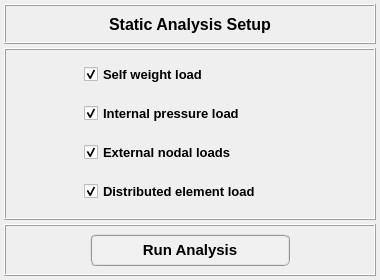
Before: the Qt Designer form data/user_input/ui/analysis_/structural_/static_analysis_inputs.ui in open-pulse/OpenPulse, drawn with Qt 5.
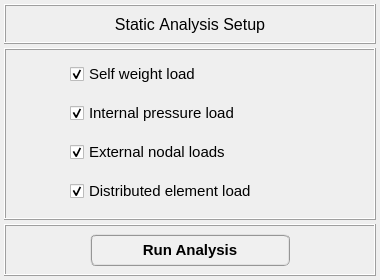
After: the same form once the commit is applied. Icons and pictures are not drawn.

The edit to the form file:
```diff
--- a/data/user_input/ui/analysis_/structural_/static_analysis_inputs.ui
+++ b/data/user_input/ui/analysis_/structural_/static_analysis_inputs.ui
@@ -122,9 +122,10 @@
          <font>
           <family>MS Shell Dlg 2</family>
           <pointsize>12</pointsize>
-          <weight>75</weight>
+          <weight>50</weight>
           <italic>false</italic>
-          <bold>true</bold>
+          <bold>false</bold>
+          <kerning>false</kerning>
          </font>
         </property>
         <property name="text">
@@ -291,21 +292,22 @@
           <widget class="QCheckBox" name="checkBox_self_weight_load">
            <property name="minimumSize">
             <size>
-             <width>212</width>
+             <width>200</width>
              <height>26</height>
             </size>
            </property>
            <property name="maximumSize">
             <size>
-             <width>212</width>
+             <width>240</width>
              <height>26</height>
             </size>
            </property>
            <property name="font">
             <font>
-             <pointsize>10</pointsize>
-             <weight>75</weight>
-             <bold>true</bold>
+             <pointsize>11</pointsize>
+             <weight>50</weight>
+             <bold>false</bold>
+             <kerning>false</kerning>
             </font>
            </property>
            <property name="text">
@@ -359,21 +361,22 @@
           <widget class="QCheckBox" name="checkBox_external_nodal_loads">
            <property name="minimumSize">
             <size>
-             <width>212</width>
+             <width>200</width>
              <height>26</height>
             </size>
            </property>
            <property name="maximumSize">
             <size>
-             <width>212</width>
+             <width>240</width>
              <height>26</height>
             </size>
            </property>
            <property name="font">
             <font>
-             <pointsize>10</pointsize>
-             <weight>75</weight>
-             <bold>true</bold>
+             <pointsize>11</pointsize>
+             <weight>50</weight>
+             <bold>false</bold>
+             <kerning>false</kerning>
             </font>
            </property>
            <property name="text">
@@ -427,21 +430,22 @@
           <widget class="QCheckBox" name="checkBox_internal_pressure_load">
            <property name="minimumSize">
             <size>
-             <width>212</width>
+             <width>200</width>
              <height>26</height>
             </size>
            </property>
            <property name="maximumSize">
             <size>
-             <width>212</width>
+             <width>240</width>
              <height>26</height>
             </size>
            </property>
            <property name="font">
             <font>
-             <pointsize>10</pointsize>
-             <weight>75</weight>
-             <bold>true</bold>
+             <pointsize>11</pointsize>
+             <weight>50</weight>
+             <bold>false</bold>
+             <kerning>false</kerning>
             </font>
            </property>
            <property name="text">
@@ -495,21 +499,22 @@
           <widget class="QCheckBox" name="checkBox_distributed_element">
            <property name="minimumSize">
             <size>
-             <width>212</width>
+             <width>200</width>
              <height>26</height>
             </size>
            </property>
            <property name="maximumSize">
             <size>
-             <width>212</width>
+             <width>240</width>
              <height>26</height>
             </size>
            </property>
            <property name="font">
             <font>
-             <pointsize>10</pointsize>
-             <weight>75</weight>
-             <bold>true</bold>
+             <pointsize>11</pointsize>
+             <weight>50</weight>
+             <bold>false</bold>
+             <kerning>false</kerning>
             </font>
            </property>
            <property name="text">
```
